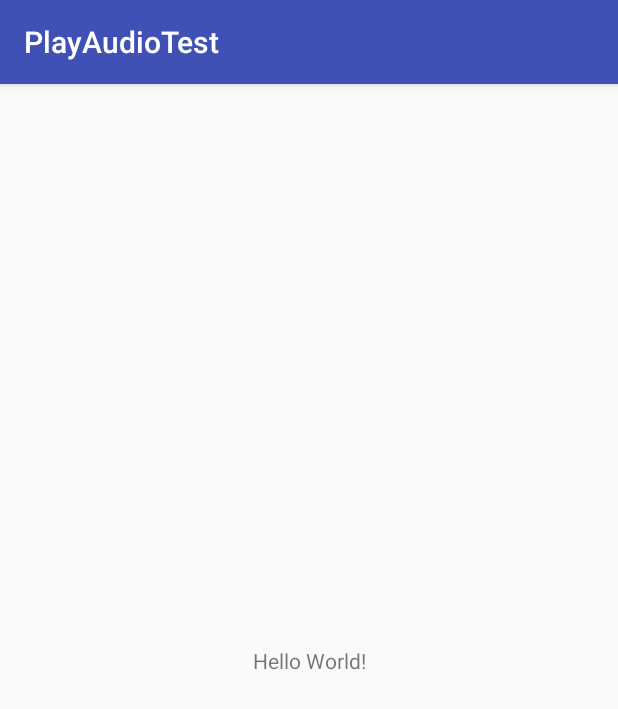
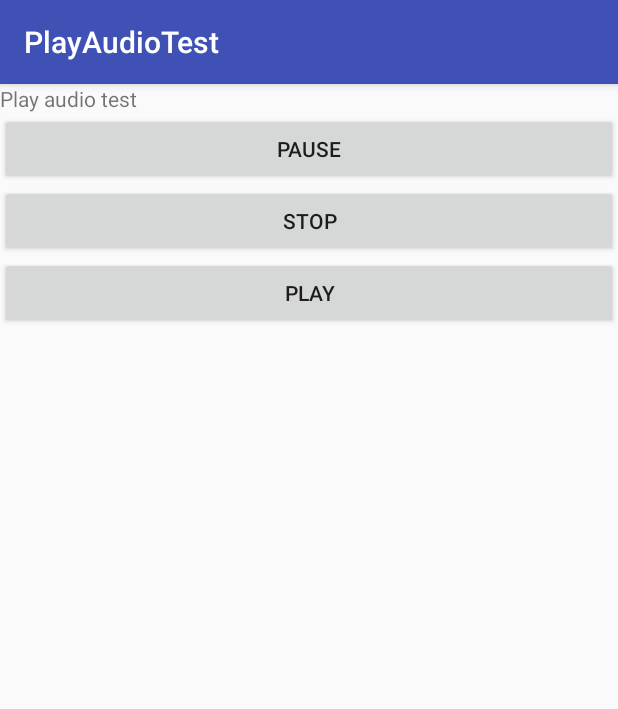
Before and after one commit to ErickWang178/PlayAudioTest, an Android app: the screen it shows after launch (MainActivity), on a phone screen of 412 x 824 dp. Shown: the top 709 px of the screen. Run offline under Robolectric (Android 15) with nearby library versions, the phone set to English and light mode, and no system bars.

Commit message:
second commit

```diff
--- a/app/src/main/AndroidManifest.xml
+++ b/app/src/main/AndroidManifest.xml
@@ -1,6 +1,8 @@
 <?xml version="1.0" encoding="utf-8"?>
 <manifest xmlns:android="http://schemas.android.com/apk/res/android"
     package="com.erick.playaudiotest">
+
+    <uses-permission android:name="android.permission.WRITE_EXTERNAL_STORAGE" />
 
     <application
         android:allowBackup="true"
--- a/app/src/main/java/com/erick/playaudiotest/MainActivity.java
+++ b/app/src/main/java/com/erick/playaudiotest/MainActivity.java
@@ -1,13 +1,87 @@
 package com.erick.playaudiotest;
 
+import android.media.MediaPlayer;
+import android.os.Environment;
 import android.support.v7.app.AppCompatActivity;
 import android.os.Bundle;
+import android.util.Log;
+import android.view.View;
+import android.widget.Button;
 
-public class MainActivity extends AppCompatActivity {
+import java.io.File;
+import java.io.IOException;
+
+public class MainActivity extends AppCompatActivity implements View.OnClickListener{
+    private Button btnPlay;
+    private Button btnPause;
+    private Button btnStop;
+    private MediaPlayer player;
 
     @Override
     protected void onCreate(Bundle savedInstanceState) {
         super.onCreate(savedInstanceState);
         setContentView(R.layout.activity_main);
+
+        btnPause = (Button) findViewById(R.id.btnPause);
+        btnPlay = (Button) findViewById(R.id.btnPlay);
+        btnStop = (Button) findViewById(R.id.btnStop);
+
+        btnPause.setOnClickListener(this);
+        btnPlay.setOnClickListener(this);
+        btnStop.setOnClickListener(this);
+
+        initPlayer();
+    }
+
+    private void initPlayer() {
+        try {
+            player = new MediaPlayer();
+           // File file = Environment.getExternalStorageDirectory();
+            //String path = file.getPath()+"/Music/abc.mp3";
+            String path = "/storage/emulated/0/MIUI/ringtone/abc.mp3";
+
+            Log.d("wyg","filePath:" + path);
+            player.setDataSource(path);
+            player.prepare();
+
+        } catch (Exception e) {
+            e.printStackTrace();
+        }
+    }
+
+    @Override
+    public void onClick(View v) {
+        switch(v.getId()){
+            case R.id.btnPlay:
+                if (!player.isPlaying()){
+                    player.start();
+                    Log.d("wyg","start:");
+                }
+                break;
+            case R.id.btnPause:
+                if (player.isPlaying()){
+                    player.pause();
+                    Log.d("wyg","pause:");
+                }
+                break;
+            case R.id.btnStop:
+                if (player.isPlaying()){
+                    player.reset();
+                    Log.d("wyg","stop:");
+
+                    initPlayer();
+                }
+                break;
+            default:
+        }
+    }
+
+    @Override
+    protected void onDestroy() {
+        super.onDestroy();
+        if(player != null) {
+            player.stop();
+            player.release();
+        }
     }
 }
--- a/app/src/main/res/layout/activity_main.xml
+++ b/app/src/main/res/layout/activity_main.xml
@@ -1,18 +1,33 @@
 <?xml version="1.0" encoding="utf-8"?>
-<android.support.constraint.ConstraintLayout xmlns:android="http://schemas.android.com/apk/res/android"
-    xmlns:app="http://schemas.android.com/apk/res-auto"
-    xmlns:tools="http://schemas.android.com/tools"
+<LinearLayout xmlns:android="http://schemas.android.com/apk/res/android"
+    android:orientation="vertical"
     android:layout_width="match_parent"
     android:layout_height="match_parent"
-    tools:context="com.erick.playaudiotest.MainActivity">
+    >
 
     <TextView
         android:layout_width="wrap_content"
         android:layout_height="wrap_content"
-        android:text="Hello World!"
-        app:layout_constraintBottom_toBottomOf="parent"
-        app:layout_constraintLeft_toLeftOf="parent"
-        app:layout_constraintRight_toRightOf="parent"
-        app:layout_constraintTop_toTopOf="parent" />
+        android:text="Play audio test"
+        />
+    <Button
+        android:id="@+id/btnPause"
+        android:layout_width="match_parent"
+        android:layout_height="wrap_content"
+        android:text="Pause"
+        />
 
-</android.support.constraint.ConstraintLayout>
+    <Button
+        android:id="@+id/btnStop"
+        android:layout_width="match_parent"
+        android:layout_height="wrap_content"
+        android:text="Stop"
+        />
+    <Button
+        android:id="@+id/btnPlay"
+        android:layout_width="match_parent"
+        android:layout_height="wrap_content"
+        android:text="Play"
+        />
+
+</LinearLayout>
```
Also changed, not shown: 2 other files.
